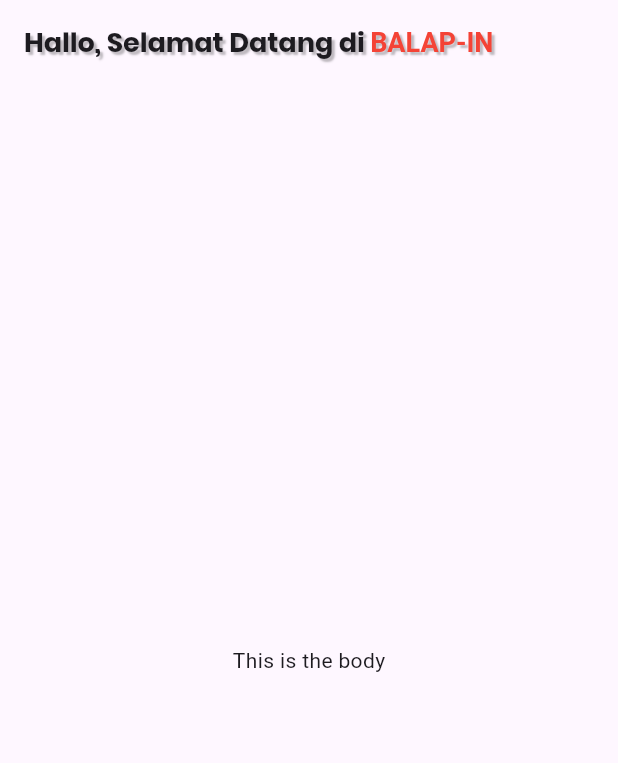
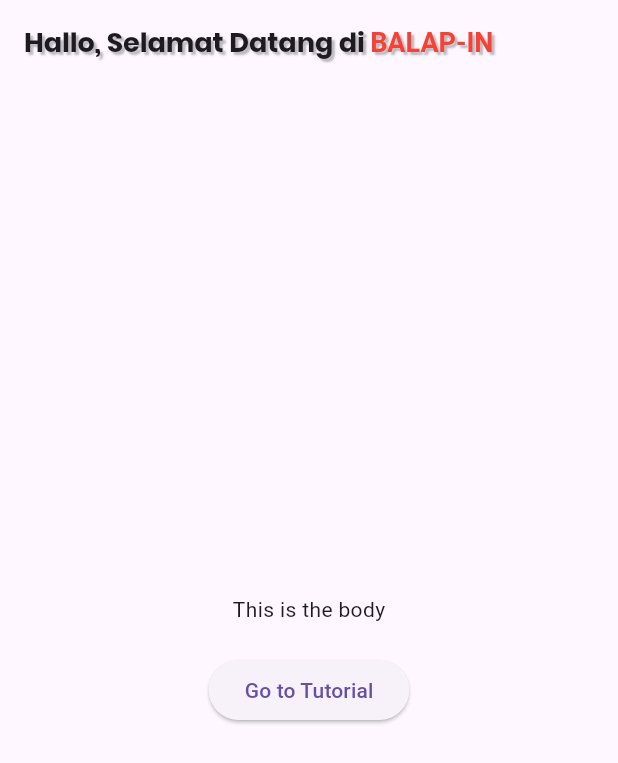
Before and after one commit to kaminariwhat/PBL20KMIPN, a Flutter app: the screen it shows after launch, on a phone screen of 412 x 824 dp. Shown: the top 763 px of the screen. Run offline on Flutter 3.47's test engine with Material 3 defaults, Android fonts, the phone set to English and light mode, and no system bars.

Commit message:
halaman tutorial, penambahan folder assets

```diff
--- a/lib/main.dart
+++ b/lib/main.dart
@@ -1,5 +1,6 @@
 import 'package:flutter/material.dart';
-import 'screens/homepage.dart';// Import file HomeScreen
+import 'screens/homepage.dart'; // Import file HomeScreen
+import 'screens/tutorial.dart'; // Import file Tutorial
 
 void main() => runApp(const MyApp());
 
@@ -8,10 +9,13 @@ class MyApp extends StatelessWidget {
 
   @override
   Widget build(BuildContext context) {
-    return const MaterialApp(
+    return MaterialApp(
       debugShowCheckedModeBanner: false,
       title: 'Hallo, Selamat Datang di BALAP-IN',
-      home: HomeScreen(),  // Gunakan HomeScreen di sini
+      home: const HomeScreen(),  // Gunakan HomeScreen di sini
+      routes: {
+        '/tutorial': (context) => const Tutorial(),
+      },
     );
   }
 }
--- a/lib/screens/homepage.dart
+++ b/lib/screens/homepage.dart
@@ -33,8 +33,20 @@ class HomeScreen extends StatelessWidget {
           ),
         ),
       ),
-      body: const Center(
-        child: Text("This is the body"),
+      body: Center(
+        child: Column(
+          mainAxisAlignment: MainAxisAlignment.center,
+          children: [
+            const Text("This is the body"),
+            const SizedBox(height: 20), // Spacer antara teks dan tombol
+            ElevatedButton(
+              onPressed: () {
+                Navigator.pushNamed(context, '/tutorial');
+              },
+              child: const Text('Go to Tutorial'),
+            ),
+          ],
+        ),
       ),
     );
   }
--- a/pubspec.yaml
+++ b/pubspec.yaml
@@ -62,6 +62,9 @@ flutter:
           weight: 500
         - asset: assets/fonts/poppins.semiBold.ttf
           weight: 600
+
+  assets:
+  - assets/images/tutorial.png
   # The following line ensures that the Material Icons font is
   # included with your application, so that you can use the icons in
   # the material Icons class.
```
Also changed, not shown: lib/screens/tutorial.dart (added, +44 -0 lines), assets/images/tutorial.png (added), flutter_01.png (added).
